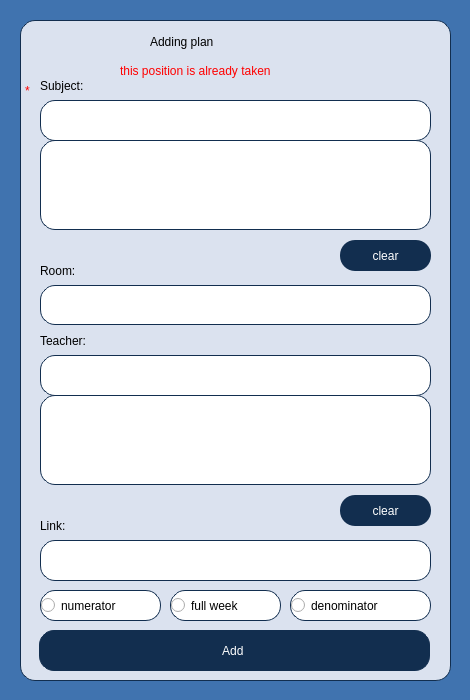
First picture: the form in Planner/timetableitemsadding.ui, repository BeliaViktoria/Planner, before the edit.
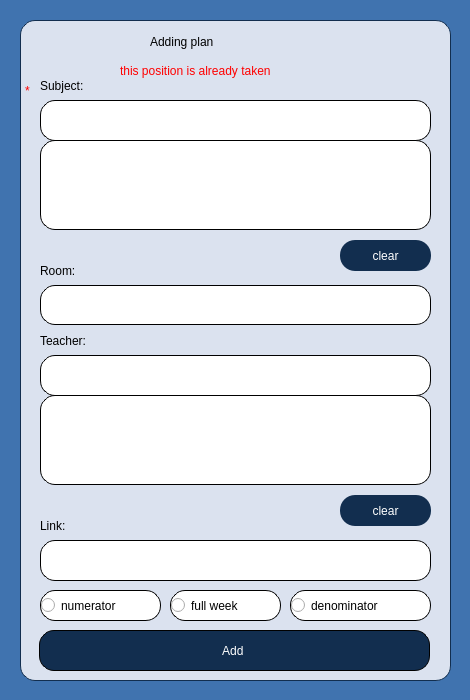
Second picture: the form after the edit.

Commit message: Border Color

```diff
--- a/Planner/timetableitemsadding.ui
+++ b/Planner/timetableitemsadding.ui
@@ -64,7 +64,7 @@
 border-radius:15px;
 border-style: solid;
 border-width: 1px;
-border-color: rgb(18, 46, 79);
+border-color:rgb(0, 0, 0);
 font: 75 20pt &quot;Gentium Book Basic&quot;;
 color:white;</string>
     </property>
@@ -86,7 +86,7 @@
 border-radius:15px;
 border-style: solid;
 border-width: 1px;
-border-color: rgb(18, 46, 79);
+border-color:rgb(0, 0, 0);
 font: 14pt &quot;Gentium Book Basic&quot;;
 color:black;</string>
     </property>
@@ -105,7 +105,7 @@
 border-radius:15px;
 border-style: solid;
 border-width: 1px;
-border-color: rgb(18, 46, 79);
+border-color:rgb(0, 0, 0);
 font: 12pt &quot;Gentium Book Basic&quot;;
 color:black;
 </string>
@@ -128,7 +128,7 @@
 border-radius:15px;
 border-style: solid;
 border-width: 1px;
-border-color: rgb(18, 46, 79);
+border-color:rgb(0, 0, 0);
 font: 12pt &quot;Gentium Book Basic&quot;;
 color:black;
 </string>
@@ -151,7 +151,7 @@
 border-radius:15px;
 border-style: solid;
 border-width: 1px;
-border-color: rgb(18, 46, 79);
+border-color:rgb(0, 0, 0);
 font: 12pt &quot;Gentium Book Basic&quot;;
 color:black;
 </string>
@@ -267,7 +267,7 @@
 border-radius:15px;
 border-style: solid;
 border-width: 1px;
-border-color: rgb(18, 46, 79);
+border-color:rgb(0, 0, 0);
 font: 14pt &quot;Gentium Book Basic&quot;;
 color:black;</string>
    </property>
@@ -322,7 +322,7 @@
 border-radius:15px;
 border-style: solid;
 border-width: 1px;
-border-color: rgb(18, 46, 79);
+border-color:rgb(0, 0, 0);
 font: 14pt &quot;Gentium Book Basic&quot;;
 color:black;</string>
    </property>
@@ -380,7 +380,7 @@
 border-radius:15px;
 border-style: solid;
 border-width: 1px;
-border-color: rgb(18, 46, 79);
+border-color:rgb(0, 0, 0);
 font: 14pt &quot;Gentium Book Basic&quot;;
 color:black;</string>
    </property>
@@ -402,7 +402,7 @@
 border-radius:15px;
 border-style: solid;
 border-width: 1px;
-border-color: rgb(18, 46, 79);
+border-color:rgb(0, 0, 0);
 font: 14pt &quot;Gentium Book Basic&quot;;
 color:black;</string>
    </property>
@@ -424,7 +424,7 @@
 border-radius:15px;
 border-style: solid;
 border-width: 1px;
-border-color: rgb(18, 46, 79);
+border-color:rgb(0, 0, 0);
 font: 14pt &quot;Gentium Book Basic&quot;;
 color:black;</string>
    </property>
```
The commit also changes 20 other files.
